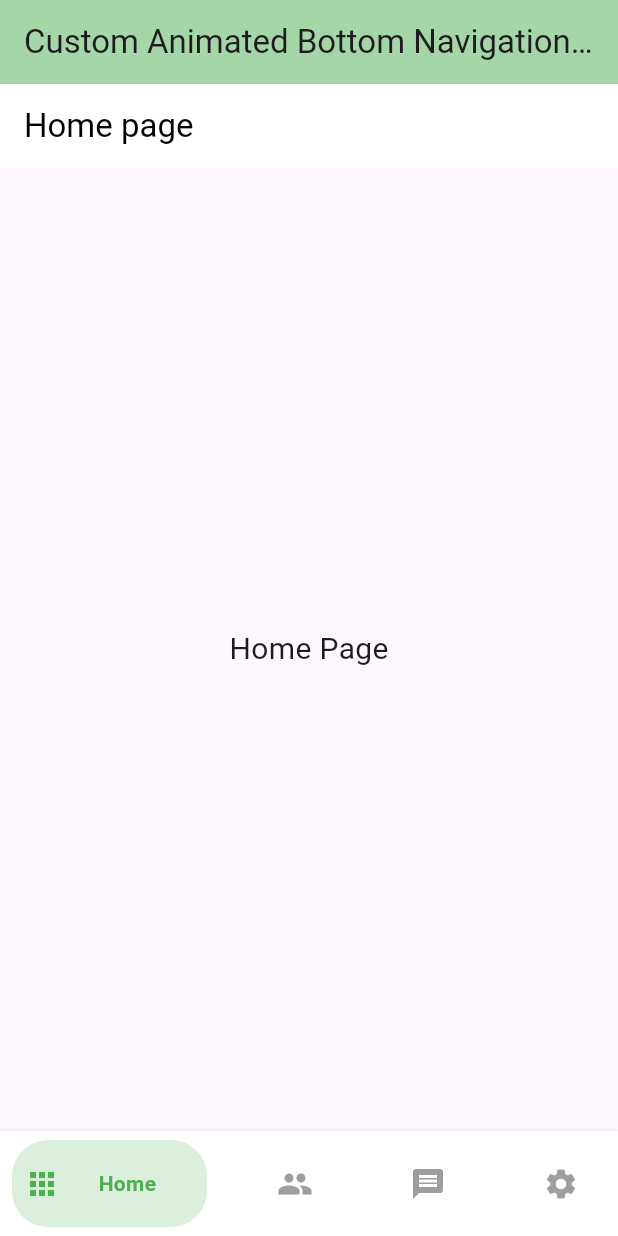
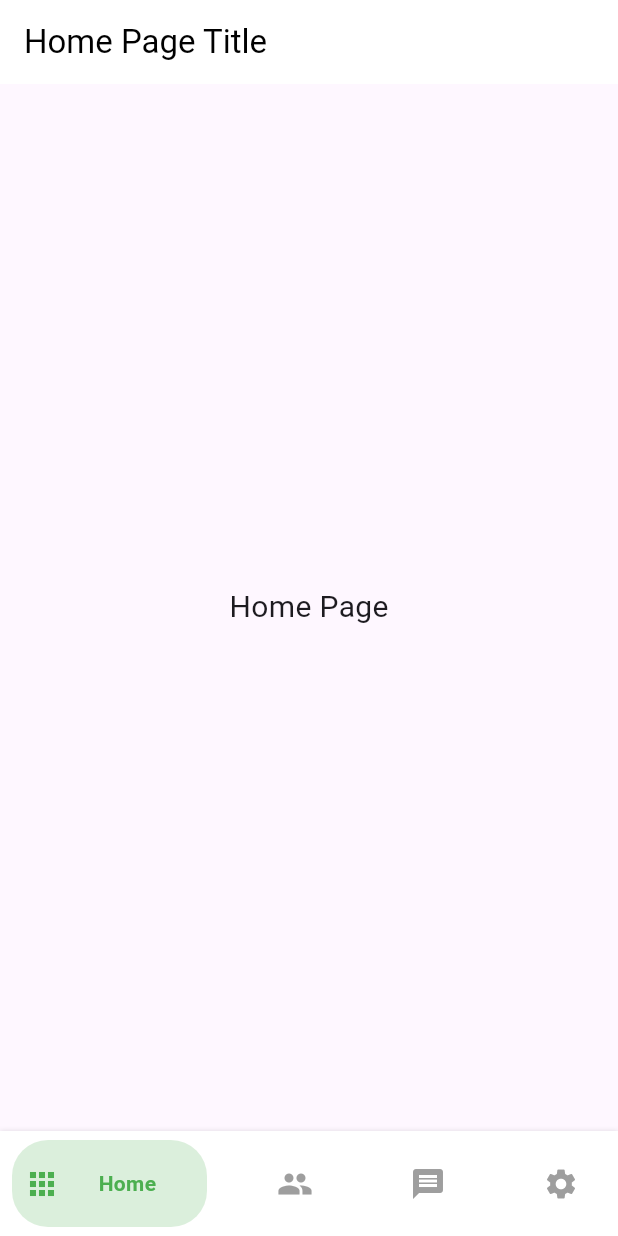
Before and after one commit to Kumail-Raza-Bangash/getx_bottom_navigation_bar, a Flutter app: the screen it shows after launch, item 2 of the bottom bar chosen, after a tap on the "apps" icon, on a phone screen of 412 x 824 dp. Run offline on Flutter 3.47's test engine with Material 3 defaults, Android fonts, the phone set to English and light mode, and no system bars; our stand-ins replace get.

Commit message:
Updated Code

```diff
--- a/lib/main.dart
+++ b/lib/main.dart
@@ -1,5 +1,7 @@
 import 'package:flutter/material.dart';
+import 'package:get/get.dart';
 import 'package:getx_bottom_navigation_bar/pages/dashboard/dashboard.dart';
+import 'package:getx_bottom_navigation_bar/pages/dashboard/dashboard_binding.dart';
 
 void main() {
   runApp(const MyApp());
@@ -11,13 +13,23 @@ class MyApp extends StatelessWidget {
   // This widget is the root of your application.
   @override
   Widget build(BuildContext context) {
-    return MaterialApp(
+    return GetMaterialApp(
       title: 'Flutter Demo',
       debugShowCheckedModeBanner: false,
       theme: ThemeData(
         primarySwatch: Colors.blue,
       ),
-      home: MyDashBoard(),
+
+      initialRoute: "/",
+      getPages: [
+        GetPage(
+          name: '/',
+          page: () => const MyDashBoard(),
+          binding: DashBoardBinding(),
+        ),
+      ],
+
+      //home: const MyDashBoard(),
     );
   }
 }
--- /dev/null
+++ b/lib/pages/add/add_controller.dart
@@ -0,0 +1,5 @@
+import 'package:get/get.dart';
+
+class AddController extends GetxController {
+
+}
--- a/lib/pages/dashboard/dashboard.dart
+++ b/lib/pages/dashboard/dashboard.dart
@@ -1,5 +1,7 @@
 import 'package:flutter/material.dart';
+import 'package:get/get.dart';
 import 'package:getx_bottom_navigation_bar/pages/add/add_page.dart';
+import 'package:getx_bottom_navigation_bar/pages/dashboard/dashboard_controller.dart';
 import 'package:getx_bottom_navigation_bar/pages/home/home_page.dart';
 import 'package:getx_bottom_navigation_bar/pages/messages/messages_page.dart';
 import 'package:getx_bottom_navigation_bar/pages/users/users_page.dart';
@@ -20,26 +22,27 @@ class _MyDashBoardState extends State<MyDashBoard> {
   final _inactiveColor = Colors.grey;
   @override
   Widget build(BuildContext context) {
+    return GetBuilder<DashBoardController>(builder: (controller) {
       return Scaffold(
-        appBar: AppBar(
-          automaticallyImplyLeading: false,
-          title: const Text("Custom Animated Bottom Navigation Bar"),
-          backgroundColor: Colors.green[200],
+        body: SafeArea(
+          child: IndexedStack(
+            index: controller.tabIndex,
+            children: [
+              HomePage(),
+              UsersPage(),
+              MessagesPage(),
+              AddPage(),
+            ],
           ),
-        body: getBody(),
-        bottomNavigationBar: _buildBottomBar()
-    );
-  }
-
-  Widget _buildBottomBar(){
-    return CustomAnimatedBottomBar(
+        ),
+        bottomNavigationBar: CustomAnimatedBottomBar(
           containerHeight: 70,
           backgroundColor: Colors.white,
-      selectedIndex: _currentIndex,
+          selectedIndex: controller.tabIndex,
           showElevation: true,
           itemCornerRadius: 24,
           curve: Curves.easeIn,
-      onItemSelected: (index) => setState(() => _currentIndex = index),
+          onItemSelected: controller.changeTabIndex,
           items: <BottomNavyBarItem>[
             BottomNavyBarItem(
               icon: const Icon(Icons.apps),
@@ -72,22 +75,11 @@ class _MyDashBoardState extends State<MyDashBoard> {
               textAlign: TextAlign.center,
             ),
           ],
+        ),
       );
+    });
   }
 
 
-  Widget getBody() {
-    List<Widget> pages = [
-      const HomePage(),
-      const UsersPage(),
-      const MessagesPage(),
-      const AddPage(),
-    ];
-    return IndexedStack(
-      index: _currentIndex,
-      children: pages,
-    );
-  }
-
 
 }
--- /dev/null
+++ b/lib/pages/dashboard/dashboard_binding.dart
@@ -0,0 +1,15 @@
+import 'package:get/get.dart';
+import 'package:getx_bottom_navigation_bar/pages/add/add_controller.dart';
+import 'package:getx_bottom_navigation_bar/pages/dashboard/dashboard_controller.dart';
+import 'package:getx_bottom_navigation_bar/pages/home/home_controller.dart';
+
+class DashBoardBinding extends Bindings{
+  @override
+  void dependencies() {
+    // TODO: implement dependencies
+    Get.lazyPut<DashBoardController>(() => DashBoardController());
+    Get.lazyPut<HomePageController>(() => HomePageController());
+    Get.lazyPut<AddController>(() => AddController());
+  }
+
+}
--- /dev/null
+++ b/lib/pages/dashboard/dashboard_controller.dart
@@ -0,0 +1,10 @@
+import 'package:get/get.dart';
+
+class DashBoardController extends GetxController{
+  int tabIndex = 0;
+
+  void changeTabIndex (int index){
+    tabIndex = index;
+    update();
+  }
+}
--- /dev/null
+++ b/lib/pages/home/home_controller.dart
@@ -0,0 +1,5 @@
+import 'package:get/get.dart';
+
+class HomePageController extends GetxController {
+  final String title = "Home Page Title";
+}
--- a/lib/pages/home/home_page.dart
+++ b/lib/pages/home/home_page.dart
@@ -1,16 +1,20 @@
 import 'package:flutter/material.dart';
+import 'package:get/get.dart';
+import 'package:getx_bottom_navigation_bar/pages/home/home_controller.dart';
 
-class HomePage extends StatelessWidget {
+class HomePage extends GetView<HomePageController> {
   const HomePage({super.key});
 
   @override
   Widget build(BuildContext context) {
     return Scaffold(
       appBar: AppBar(
-        title: const Text(
-          "Home page",
-          style: TextStyle(color: Colors.black),
-        ),
+        title: Text(
+            controller.title,
+            style: const TextStyle(
+              color: Colors.black
+            ),
+          ),
         elevation: 0,
         backgroundColor: Colors.white,
       ),
--- /dev/null
+++ b/lib/pages/messages/messages_controller.dart
@@ -0,0 +1,5 @@
+import 'package:get/get.dart';
+
+class MessagesPage extends GetxController{
+
+}
--- /dev/null
+++ b/lib/pages/users/user_controller.dart
@@ -0,0 +1,5 @@
+import 'package:get/get.dart';
+
+class UsersPage extends GetxController{
+
+}
```
Lines whose indentation alone changed are shown as unchanged.
